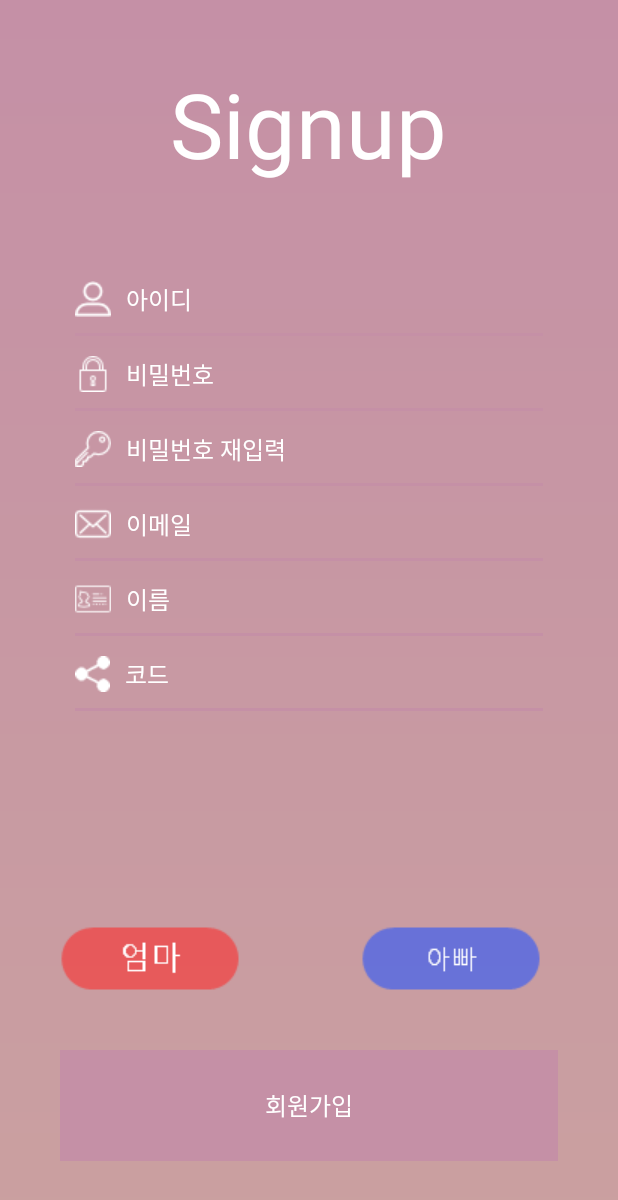
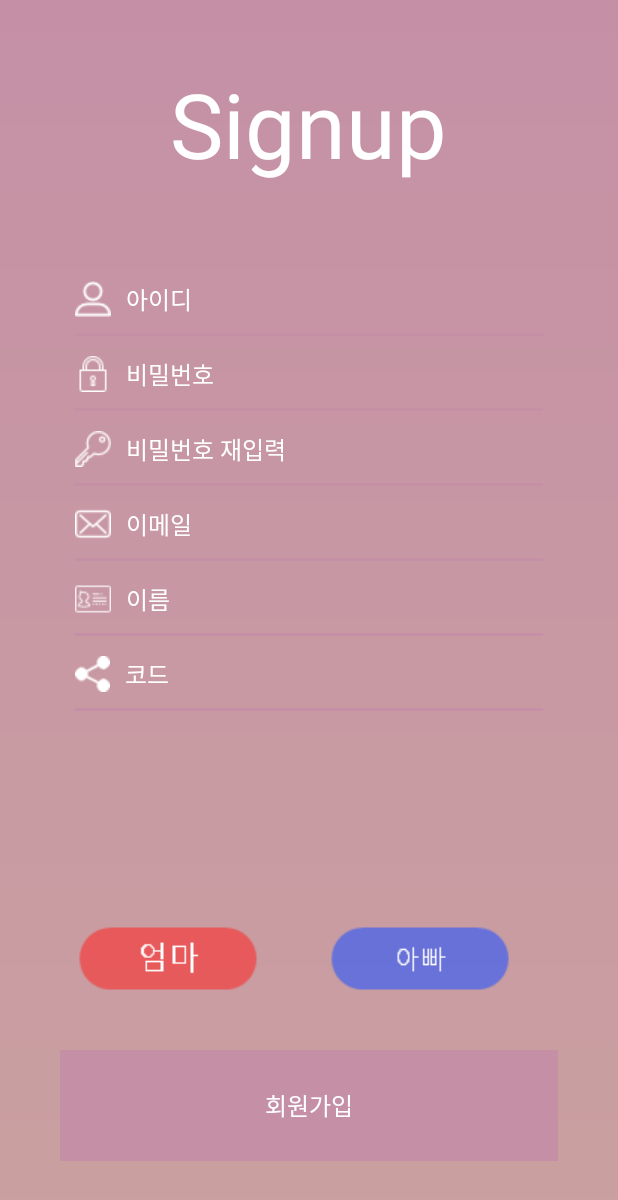
Before and after one commit to rodamin/Baby_Book, an Android app: the SignupActivity screen opened directly, with no data from a screen before it, on a phone screen of 412 x 824 dp. Shown: the top 1200 px of the screen. Run offline under Robolectric (Android 15) with nearby library versions, the phone set to English and light mode, and no system bars; Roboto replaces fonts that are not available here; 1 statement that could not run was skipped.

Commit message:
activity_diary

```diff
--- a/android/app/src/main/res/layout/activity_signup.xml
+++ b/android/app/src/main/res/layout/activity_signup.xml
@@ -102,31 +102,26 @@
         android:layout_height="0dp"
         android:layout_weight="0.1"
         android:orientation="horizontal"
-        android:paddingRight="20dp"
-        android:paddingBottom="10dp"
-        android:paddingLeft="40dp"
         >
         <RadioGroup
             android:id="@+id/radiogroup"
             android:layout_width="match_parent"
-            android:layout_height="match_parent"
+            android:layout_height="wrap_content"
             android:orientation="horizontal"
-            >
+            android:gravity="center_horizontal">
+
             <RadioButton
                 android:id="@+id/mom_radio"
-                android:layout_width="0dp"
+                android:layout_width="140dp"
                 android:layout_height="wrap_content"
-                android:layout_weight="0.5"
                 android:button="@drawable/mom"
-                android:layout_marginRight="10dp"
-                />
+                android:layout_marginRight="14dp"/>
             <RadioButton
                 android:id="@+id/father_radio"
-                android:layout_marginLeft="40dp"
-                android:layout_width="0dp"
+                android:layout_width="140dp"
                 android:layout_height="wrap_content"
-                android:layout_weight="0.5"
-                android:button="@drawable/father"/>
+                android:button="@drawable/father"
+                android:layout_marginLeft="14dp"/>
         </RadioGroup>
     </LinearLayout>
     <LinearLayout
```
Also changed, not shown: android/app/src/main/AndroidManifest.xml (+8 -13 lines).
